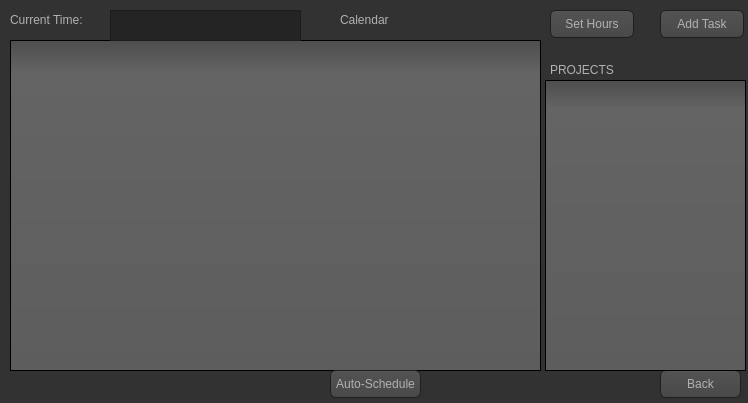
Old version of the form developer/mainwindow.ui in the repository CPSC36201Spring20018/DreamTeamRepo.
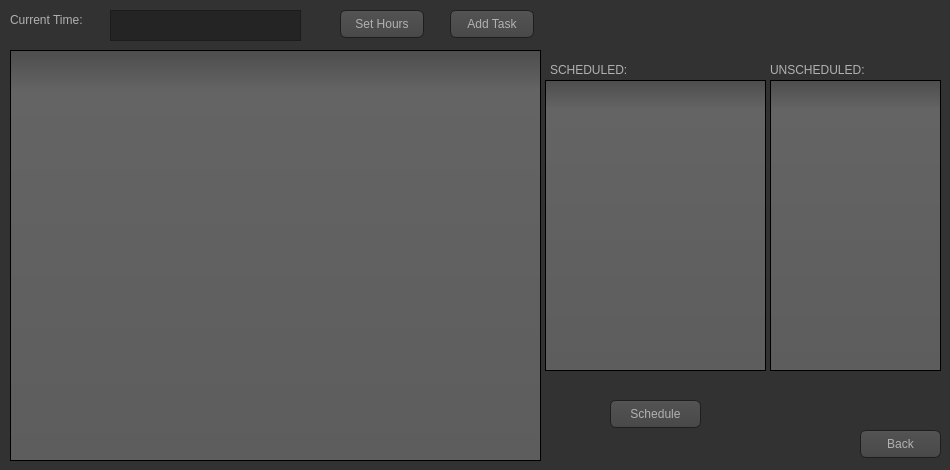
New version of the form. The open tabs and pages were chosen to show the change. Icons and pictures are not drawn.

What changed in the file:
```diff
--- a/developer/mainwindow.ui
+++ b/developer/mainwindow.ui
@@ -6,8 +6,8 @@
    <rect>
     <x>0</x>
     <y>0</y>
-    <width>748</width>
-    <height>403</height>
+    <width>950</width>
+    <height>470</height>
    </rect>
   </property>
   <property name="windowTitle">
@@ -463,18 +463,18 @@
      <rect>
       <x>0</x>
       <y>0</y>
-      <width>751</width>
-      <height>401</height>
+      <width>950</width>
+      <height>470</height>
      </rect>
     </property>
     <property name="currentIndex">
-     <number>1</number>
+     <number>0</number>
     </property>
     <widget class="QWidget" name="home">
      <widget class="QPushButton" name="hb_view">
       <property name="geometry">
        <rect>
-        <x>300</x>
+        <x>400</x>
         <y>160</y>
         <width>161</width>
         <height>71</height>
@@ -487,7 +487,7 @@
      <widget class="QTextEdit" name="textEdit">
       <property name="geometry">
        <rect>
-        <x>270</x>
+        <x>360</x>
         <y>0</y>
         <width>231</width>
         <height>51</height>
@@ -504,7 +504,7 @@
      <widget class="QPushButton" name="hb_exit">
       <property name="geometry">
        <rect>
-        <x>340</x>
+        <x>440</x>
         <y>340</y>
         <width>84</width>
         <height>28</height>
@@ -516,36 +516,10 @@
      </widget>
     </widget>
     <widget class="QWidget" name="calendar">
-     <widget class="QPushButton" name="cb_back">
-      <property name="geometry">
-       <rect>
-        <x>660</x>
-        <y>370</y>
-        <width>81</width>
-        <height>28</height>
-       </rect>
-      </property>
-      <property name="text">
-       <string>Back</string>
-      </property>
-     </widget>
-     <widget class="QLabel" name="label1">
-      <property name="geometry">
-       <rect>
-        <x>340</x>
-        <y>10</y>
-        <width>63</width>
-        <height>20</height>
-       </rect>
-      </property>
-      <property name="text">
-       <string>Calendar</string>
-      </property>
-     </widget>
      <widget class="QPushButton" name="cb_add">
       <property name="geometry">
        <rect>
-        <x>660</x>
+        <x>450</x>
         <y>10</y>
         <width>84</width>
         <height>28</height>
@@ -559,9 +533,9 @@
       <property name="geometry">
        <rect>
         <x>10</x>
-        <y>40</y>
+        <y>50</y>
         <width>531</width>
-        <height>331</height>
+        <height>411</height>
        </rect>
       </property>
      </widget>
@@ -591,7 +565,7 @@
      <widget class="QPushButton" name="cb_set">
       <property name="geometry">
        <rect>
-        <x>550</x>
+        <x>340</x>
         <y>10</y>
         <width>84</width>
         <height>28</height>
@@ -606,35 +580,71 @@
        <rect>
         <x>550</x>
         <y>60</y>
-        <width>71</width>
+        <width>91</width>
         <height>20</height>
        </rect>
       </property>
       <property name="text">
-       <string>PROJECTS</string>
+       <string>SCHEDULED:</string>
       </property>
      </widget>
-     <widget class="QTableWidget" name="ct_projects">
+     <widget class="QTableWidget" name="ct_scheduled">
       <property name="geometry">
        <rect>
         <x>545</x>
         <y>80</y>
-        <width>201</width>
+        <width>221</width>
         <height>291</height>
        </rect>
       </property>
      </widget>
-     <widget class="QPushButton" name="cb_auto">
+     <widget class="QPushButton" name="cb_schedule">
       <property name="geometry">
        <rect>
-        <x>330</x>
-        <y>370</y>
+        <x>610</x>
+        <y>400</y>
         <width>91</width>
         <height>28</height>
        </rect>
       </property>
       <property name="text">
-       <string>Auto-Schedule</string>
+       <string>Schedule</string>
+      </property>
+     </widget>
+     <widget class="QPushButton" name="cb_back">
+      <property name="geometry">
+       <rect>
+        <x>860</x>
+        <y>430</y>
+        <width>81</width>
+        <height>28</height>
+       </rect>
+      </property>
+      <property name="text">
+       <string>Back</string>
+      </property>
+     </widget>
+     <widget class="QLabel" name="label_30">
+      <property name="geometry">
+       <rect>
+        <x>770</x>
+        <y>60</y>
+        <width>111</width>
+        <height>20</height>
+       </rect>
+      </property>
+      <property name="text">
+       <string>UNSCHEDULED:</string>
+      </property>
+     </widget>
+     <widget class="QTableWidget" name="ct_unscheduled">
+      <property name="geometry">
+       <rect>
+        <x>770</x>
+        <y>80</y>
+        <width>171</width>
+        <height>291</height>
+       </rect>
       </property>
      </widget>
     </widget>
@@ -642,8 +652,8 @@
      <widget class="QPushButton" name="sb_back">
       <property name="geometry">
        <rect>
-        <x>660</x>
-        <y>370</y>
+        <x>860</x>
+        <y>430</y>
         <width>81</width>
         <height>28</height>
        </rect>
@@ -655,7 +665,7 @@
      <widget class="QLabel" name="sc_label1">
       <property name="geometry">
        <rect>
-        <x>330</x>
+        <x>420</x>
         <y>10</y>
         <width>101</width>
         <height>20</height>
@@ -668,7 +678,7 @@
      <widget class="QWidget" name="gridLayoutWidget">
       <property name="geometry">
        <rect>
-        <x>50</x>
+        <x>150</x>
         <y>90</y>
         <width>600</width>
         <height>187</height>
@@ -876,7 +886,7 @@
      <widget class="QPushButton" name="sb_apply">
       <property name="geometry">
        <rect>
-        <x>340</x>
+        <x>430</x>
         <y>310</y>
         <width>84</width>
         <height>28</height>
@@ -891,7 +901,7 @@
      <widget class="QLabel" name="label_7">
       <property name="geometry">
        <rect>
-        <x>350</x>
+        <x>440</x>
         <y>10</y>
         <width>63</width>
         <height>20</height>
@@ -904,8 +914,8 @@
      <widget class="QWidget" name="formLayoutWidget">
       <property name="geometry">
        <rect>
-        <x>300</x>
-        <y>140</y>
+        <x>390</x>
+        <y>130</y>
         <width>160</width>
         <height>92</height>
        </rect>
@@ -946,8 +956,8 @@
      <widget class="QPushButton" name="ab_back">
       <property name="geometry">
        <rect>
-        <x>660</x>
-        <y>370</y>
+        <x>860</x>
+        <y>430</y>
         <width>84</width>
         <height>28</height>
        </rect>
@@ -959,7 +969,7 @@
      <widget class="QPushButton" name="ab_add">
       <property name="geometry">
        <rect>
-        <x>340</x>
+        <x>430</x>
         <y>260</y>
         <width>84</width>
         <height>28</height>
@@ -971,29 +981,6 @@
      </widget>
     </widget>
    </widget>
-   <widget class="QTextBrowser" name="a_monTo_2">
-    <property name="geometry">
-     <rect>
-      <x>650</x>
-      <y>483</y>
-      <width>439</width>
-      <height>66</height>
-     </rect>
-    </property>
-   </widget>
-   <widget class="QLabel" name="label_6">
-    <property name="geometry">
-     <rect>
-      <x>650</x>
-      <y>457</y>
-      <width>439</width>
-      <height>20</height>
-     </rect>
-    </property>
-    <property name="text">
-     <string>To:</string>
-    </property>
-   </widget>
   </widget>
  </widget>
  <layoutdefault spacing="6" margin="11"/>
```
